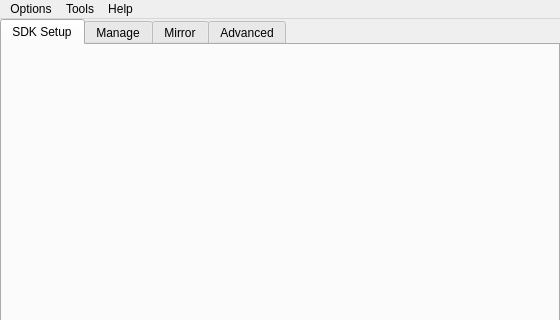
Above: ui/resources/main.ui from zebraed/sdkk before the change; both pictures show x 0 to 560 and y 0 to 320 of the 560 by 820 pixel window. Below: the same form after it.
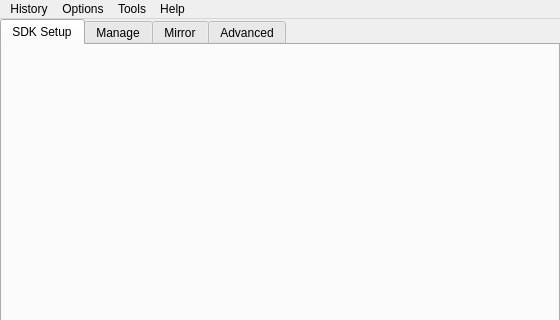
That is the form after the change.

Commit message: Add delete functionality for driven keys and implement history management in the SDK setup

```diff
--- a/ui/resources/main.ui
+++ b/ui/resources/main.ui
@@ -85,6 +85,11 @@
      <height>26</height>
     </rect>
    </property>
+   <widget class="QMenu" name="menu_history">
+    <property name="title">
+     <string>History</string>
+    </property>
+   </widget>
    <widget class="QMenu" name="menu_options">
     <property name="title">
      <string>Options</string>
@@ -102,6 +107,7 @@
      <string>Help</string>
     </property>
    </widget>
+   <addaction name="menu_history"/>
    <addaction name="menu_options"/>
    <addaction name="menu_tools"/>
    <addaction name="menuHelp"/>
```
Left out of the diff: 12 changed lines with no effect on the pictures. The commit also changes 16 other files.
